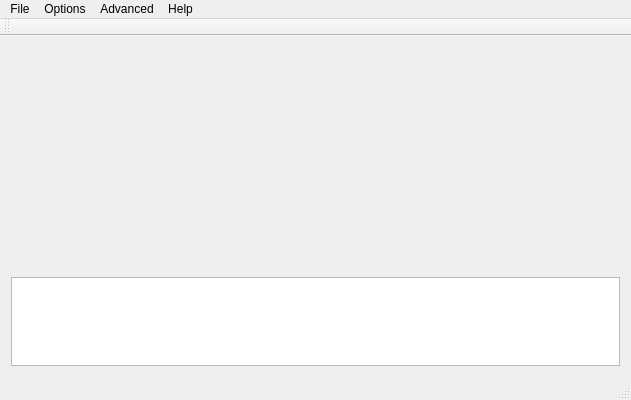
This is op64-qt/qop64window.ui in r52/op64 as Qt 5 draws it before an edit. The edited form follows.
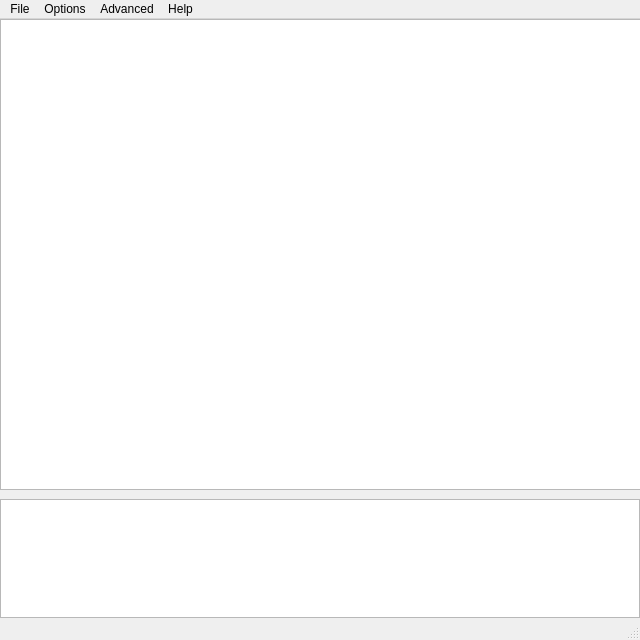
This is the edited form.

```diff
--- a/op64-qt/qop64window.ui
+++ b/op64-qt/qop64window.ui
@@ -6,28 +6,39 @@
    <rect>
     <x>0</x>
     <y>0</y>
-    <width>631</width>
-    <height>400</height>
+    <width>640</width>
+    <height>640</height>
    </rect>
   </property>
+  <property name="sizePolicy">
+   <sizepolicy hsizetype="Fixed" vsizetype="Fixed">
+    <horstretch>0</horstretch>
+    <verstretch>0</verstretch>
+   </sizepolicy>
+  </property>
   <property name="windowTitle">
    <string>QOP64Window</string>
   </property>
   <widget class="QWidget" name="centralWidget">
-   <widget class="QWidget" name="verticalLayoutWidget">
+   <widget class="QPlainTextEdit" name="debugEdit">
     <property name="geometry">
      <rect>
       <x>0</x>
-      <y>230</y>
-      <width>631</width>
-      <height>111</height>
+      <y>480</y>
+      <width>640</width>
+      <height>119</height>
      </rect>
     </property>
-    <layout class="QVBoxLayout" name="verticalLayout">
-     <item>
-      <widget class="QPlainTextEdit" name="debugEdit"/>
-     </item>
-    </layout>
+   </widget>
+   <widget class="QListWidget" name="listWidget">
+    <property name="geometry">
+     <rect>
+      <x>0</x>
+      <y>0</y>
+      <width>641</width>
+      <height>471</height>
+     </rect>
+    </property>
    </widget>
   </widget>
   <widget class="QMenuBar" name="menuBar">
@@ -35,7 +46,7 @@
     <rect>
      <x>0</x>
      <y>0</y>
-     <width>631</width>
+     <width>640</width>
      <height>21</height>
     </rect>
    </property>
@@ -73,14 +84,6 @@
    <addaction name="menuAdvanced"/>
    <addaction name="menuHelp"/>
   </widget>
-  <widget class="QToolBar" name="mainToolBar">
-   <attribute name="toolBarArea">
-    <enum>TopToolBarArea</enum>
-   </attribute>
-   <attribute name="toolBarBreak">
-    <bool>false</bool>
-   </attribute>
-  </widget>
   <widget class="QStatusBar" name="statusBar"/>
   <action name="actionOpen_ROM">
    <property name="text">
```
